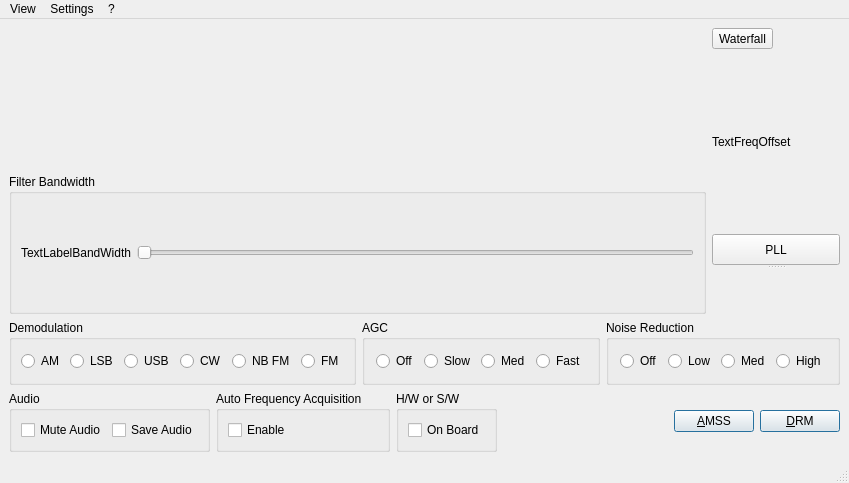
The window that common/GUI-QT/AnalogMainWindow.ui (Drm-tools/dream-legacy) describes before a commit, drawn with Qt 5.
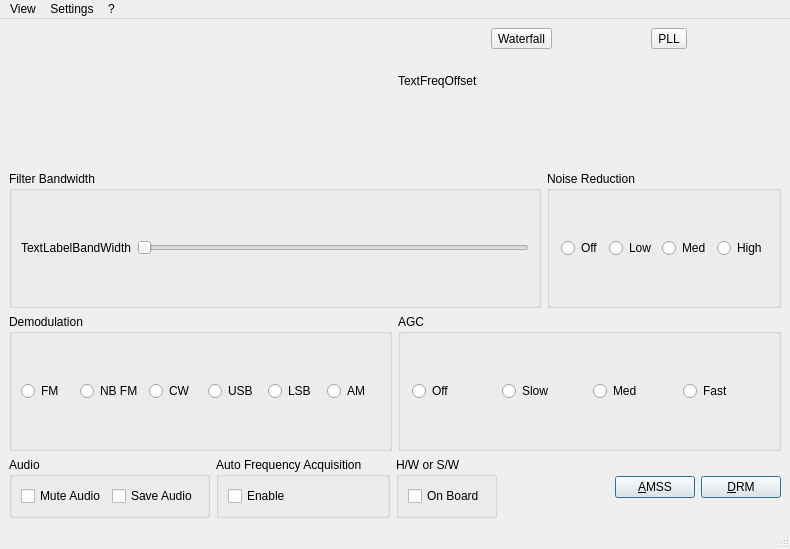
The same window after the commit. Icons and pictures are not drawn. Custom widgets are drawn as their Qt base class.

```diff
--- a/common/GUI-QT/AnalogMainWindow.ui
+++ b/common/GUI-QT/AnalogMainWindow.ui
@@ -5,8 +5,8 @@
    <rect>
     <x>0</x>
     <y>0</y>
-    <width>748</width>
-    <height>483</height>
+    <width>790</width>
+    <height>549</height>
    </rect>
   </property>
   <property name="windowTitle" >
@@ -17,79 +17,53 @@
     <normaloff>:/icons/MainIcon.png</normaloff>:/icons/MainIcon.png</iconset>
   </property>
   <widget class="QWidget" name="centralwidget" >
-   <layout class="QVBoxLayout" name="verticalLayout_3" >
+   <layout class="QVBoxLayout" name="verticalLayout_2" >
     <item>
-     <layout class="QHBoxLayout" name="horizontalLayout_8" >
+     <layout class="QHBoxLayout" name="horizontalLayout_9" >
       <item>
-       <layout class="QVBoxLayout" name="verticalLayout_2" >
-        <item>
-         <widget class="QwtPlot" name="SpectrumPlot" >
-          <property name="toolTip" >
-           <string>Click on the plot to set the demodulation frequency</string>
-          </property>
-         </widget>
-        </item>
-        <item>
-         <widget class="Q3ButtonGroup" name="ButtonGroupBW" >
-          <property name="title" >
-           <string>Filter Bandwidth</string>
-          </property>
-          <layout class="QHBoxLayout" name="horizontalLayout_7" >
-           <item>
-            <widget class="QLabel" name="TextLabelBandWidth" >
-             <property name="minimumSize" >
-              <size>
-               <width>70</width>
-               <height>0</height>
-              </size>
-             </property>
-             <property name="text" >
-              <string>TextLabelBandWidth</string>
-             </property>
-             <property name="wordWrap" >
-              <bool>false</bool>
-             </property>
-            </widget>
-           </item>
-           <item>
-            <widget class="QSlider" name="SliderBandwidth" >
-             <property name="orientation" >
-              <enum>Qt::Horizontal</enum>
-             </property>
-            </widget>
-           </item>
-          </layout>
-         </widget>
-        </item>
-       </layout>
+       <widget class="QwtPlot" name="SpectrumPlot" >
+        <property name="minimumSize" >
+         <size>
+          <width>120</width>
+          <height>120</height>
+         </size>
+        </property>
+        <property name="toolTip" >
+         <string>Click on the plot to set the demodulation frequency</string>
+        </property>
+       </widget>
       </item>
       <item>
        <layout class="QVBoxLayout" name="verticalLayout" >
         <item>
-         <widget class="QToolButton" name="ButtonWaterfall" >
-          <property name="styleSheet" >
-           <string notr="true" />
-          </property>
-          <property name="text" >
-           <string>Waterfall</string>
-          </property>
-          <property name="checkable" >
-           <bool>true</bool>
-          </property>
-         </widget>
-        </item>
-        <item>
-         <spacer name="verticalSpacer" >
-          <property name="orientation" >
-           <enum>Qt::Vertical</enum>
-          </property>
-          <property name="sizeHint" stdset="0" >
-           <size>
-            <width>128</width>
-            <height>13</height>
-           </size>
-          </property>
-         </spacer>
+         <layout class="QHBoxLayout" name="horizontalLayout_10" >
+          <item>
+           <widget class="QToolButton" name="ButtonWaterfall" >
+            <property name="styleSheet" >
+             <string notr="true" />
+            </property>
+            <property name="text" >
+             <string>Waterfall</string>
+            </property>
+            <property name="checkable" >
+             <bool>true</bool>
+            </property>
+           </widget>
+          </item>
+          <item>
+           <widget class="QToolButton" name="PLLButton" >
+            <property name="styleSheet" >
+             <string notr="true" />
+            </property>
+            <property name="text" >
+             <string>PLL</string>
+            </property>
+            <property name="checkable" >
+             <bool>true</bool>
+            </property>
+           </widget>
+          </item>
+         </layout>
         </item>
         <item>
          <widget class="QLabel" name="TextFreqOffset" >
@@ -108,35 +82,13 @@
          </widget>
         </item>
         <item>
-         <spacer name="verticalSpacer_2" >
-          <property name="orientation" >
-           <enum>Qt::Vertical</enum>
-          </property>
-          <property name="sizeHint" stdset="0" >
+         <widget class="QwtDial" name="PhaseDial" >
+          <property name="minimumSize" >
            <size>
-            <width>128</width>
-            <height>13</height>
+            <width>48</width>
+            <height>48</height>
            </size>
           </property>
-         </spacer>
-        </item>
-        <item>
-         <widget class="QSplitter" name="splitter" >
-          <property name="orientation" >
-           <enum>Qt::Vertical</enum>
-          </property>
-          <widget class="QToolButton" name="PLLButton" >
-           <property name="styleSheet" >
-            <string notr="true" />
-           </property>
-           <property name="text" >
-            <string>PLL</string>
-           </property>
-           <property name="checkable" >
-            <bool>true</bool>
-           </property>
-          </widget>
-          <widget class="QwtDial" name="PhaseDial" />
          </widget>
         </item>
        </layout>
@@ -144,7 +96,98 @@
      </layout>
     </item>
     <item>
-     <layout class="QHBoxLayout" name="horizontalLayout_3" >
+     <layout class="QHBoxLayout" name="horizontalLayout" >
+      <item>
+       <widget class="Q3ButtonGroup" name="ButtonGroupBW" >
+        <property name="title" >
+         <string>Filter Bandwidth</string>
+        </property>
+        <layout class="QHBoxLayout" name="horizontalLayout_7" >
+         <item>
+          <widget class="QLabel" name="TextLabelBandWidth" >
+           <property name="minimumSize" >
+            <size>
+             <width>70</width>
+             <height>0</height>
+            </size>
+           </property>
+           <property name="text" >
+            <string>TextLabelBandWidth</string>
+           </property>
+           <property name="wordWrap" >
+            <bool>false</bool>
+           </property>
+          </widget>
+         </item>
+         <item>
+          <widget class="QSlider" name="SliderBandwidth" >
+           <property name="orientation" >
+            <enum>Qt::Horizontal</enum>
+           </property>
+          </widget>
+         </item>
+        </layout>
+       </widget>
+      </item>
+      <item>
+       <widget class="Q3ButtonGroup" name="ButtonGroupNoiseReduction" >
+        <property name="title" >
+         <string>Noise Reduction</string>
+        </property>
+        <layout class="QHBoxLayout" name="_7" >
+         <property name="spacing" >
+          <number>6</number>
+         </property>
+         <property name="margin" >
+          <number>11</number>
+         </property>
+         <item>
+          <widget class="QRadioButton" name="RadioButtonNoiRedOff" >
+           <property name="text" >
+            <string>Off</string>
+           </property>
+           <property name="buttonGroupId" stdset="0" >
+            <number>0</number>
+           </property>
+          </widget>
+         </item>
+         <item>
+          <widget class="QRadioButton" name="RadioButtonNoiRedLow" >
+           <property name="text" >
+            <string>Low</string>
+           </property>
+           <property name="buttonGroupId" stdset="0" >
+            <number>1</number>
+           </property>
+          </widget>
+         </item>
+         <item>
+          <widget class="QRadioButton" name="RadioButtonNoiRedMed" >
+           <property name="text" >
+            <string>Med</string>
+           </property>
+           <property name="buttonGroupId" stdset="0" >
+            <number>2</number>
+           </property>
+          </widget>
+         </item>
+         <item>
+          <widget class="QRadioButton" name="RadioButtonNoiRedHigh" >
+           <property name="text" >
+            <string>High</string>
+           </property>
+           <property name="buttonGroupId" stdset="0" >
+            <number>3</number>
+           </property>
+          </widget>
+         </item>
+        </layout>
+       </widget>
+      </item>
+     </layout>
+    </item>
+    <item>
+     <layout class="QHBoxLayout" name="horizontalLayout_8" >
       <item>
        <widget class="Q3ButtonGroup" name="ButtonGroupDemodulation" >
         <property name="sizePolicy" >
@@ -156,44 +199,11 @@
         <property name="title" >
          <string>Demodulation</string>
         </property>
-        <layout class="QHBoxLayout" name="horizontalLayout" >
+        <layout class="QHBoxLayout" name="horizontalLayout_3" >
          <item>
-          <widget class="QRadioButton" name="RadioButtonDemAM" >
+          <widget class="QRadioButton" name="RadioButtonDemWBFM" >
            <property name="text" >
-            <string>AM</string>
-           </property>
-           <property name="buttonGroupId" stdset="0" >
-            <number>0</number>
-           </property>
-          </widget>
-         </item>
-         <item>
-          <widget class="QRadioButton" name="RadioButtonDemLSB" >
-           <property name="text" >
-            <string>LSB</string>
-           </property>
-           <property name="buttonGroupId" stdset="0" >
-            <number>1</number>
-           </property>
-          </widget>
-         </item>
-         <item>
-          <widget class="QRadioButton" name="RadioButtonDemUSB" >
-           <property name="text" >
-            <string>USB</string>
-           </property>
-           <property name="buttonGroupId" stdset="0" >
-            <number>2</number>
-           </property>
-          </widget>
-         </item>
-         <item>
-          <widget class="QRadioButton" name="RadioButtonDemCW" >
-           <property name="text" >
-            <string>CW</string>
-           </property>
-           <property name="buttonGroupId" stdset="0" >
-            <number>3</number>
+            <string>FM</string>
            </property>
           </widget>
          </item>
@@ -208,9 +218,42 @@
           </widget>
          </item>
          <item>
-          <widget class="QRadioButton" name="RadioButtonDemWBFM" >
+          <widget class="QRadioButton" name="RadioButtonDemCW" >
            <property name="text" >
-            <string>FM</string>
+            <string>CW</string>
+           </property>
+           <property name="buttonGroupId" stdset="0" >
+            <number>3</number>
+           </property>
+          </widget>
+         </item>
+         <item>
+          <widget class="QRadioButton" name="RadioButtonDemUSB" >
+           <property name="text" >
+            <string>USB</string>
+           </property>
+           <property name="buttonGroupId" stdset="0" >
+            <number>2</number>
+           </property>
+          </widget>
+         </item>
+         <item>
+          <widget class="QRadioButton" name="RadioButtonDemLSB" >
+           <property name="text" >
+            <string>LSB</string>
+           </property>
+           <property name="buttonGroupId" stdset="0" >
+            <number>1</number>
+           </property>
+          </widget>
+         </item>
+         <item>
+          <widget class="QRadioButton" name="RadioButtonDemAM" >
+           <property name="text" >
+            <string>AM</string>
+           </property>
+           <property name="buttonGroupId" stdset="0" >
+            <number>0</number>
            </property>
           </widget>
          </item>
@@ -272,61 +315,6 @@
         </layout>
        </widget>
       </item>
-      <item>
-       <widget class="Q3ButtonGroup" name="ButtonGroupNoiseReduction" >
-        <property name="title" >
-         <string>Noise Reduction</string>
-        </property>
-        <layout class="QHBoxLayout" name="_7" >
-         <property name="spacing" >
-          <number>6</number>
-         </property>
-         <property name="margin" >
-          <number>11</number>
-         </property>
-         <item>
-          <widget class="QRadioButton" name="RadioButtonNoiRedOff" >
-           <property name="text" >
-            <string>Off</string>
-           </property>
-           <property name="buttonGroupId" stdset="0" >
-            <number>0</number>
-           </property>
-          </widget>
-         </item>
-         <item>
-          <widget class="QRadioButton" name="RadioButtonNoiRedLow" >
-           <property name="text" >
-            <string>Low</string>
-           </property>
-           <property name="buttonGroupId" stdset="0" >
-            <number>1</number>
-           </property>
-          </widget>
-         </item>
-         <item>
-          <widget class="QRadioButton" name="RadioButtonNoiRedMed" >
-           <property name="text" >
-            <string>Med</string>
-           </property>
-           <property name="buttonGroupId" stdset="0" >
-            <number>2</number>
-           </property>
-          </widget>
-         </item>
-         <item>
-          <widget class="QRadioButton" name="RadioButtonNoiRedHigh" >
-           <property name="text" >
-            <string>High</string>
-           </property>
-           <property name="buttonGroupId" stdset="0" >
-            <number>3</number>
-           </property>
-          </widget>
-         </item>
-        </layout>
-       </widget>
-      </item>
      </layout>
     </item>
     <item>
@@ -410,6 +398,9 @@
         <property name="text" >
          <string>&amp;AMSS</string>
         </property>
+        <property name="checkable" >
+         <bool>true</bool>
+        </property>
         <property name="autoDefault" >
          <bool>true</bool>
         </property>
@@ -443,7 +434,7 @@
     <rect>
      <x>0</x>
      <y>0</y>
-     <width>748</width>
+     <width>790</width>
      <height>19</height>
     </rect>
    </property>
```
